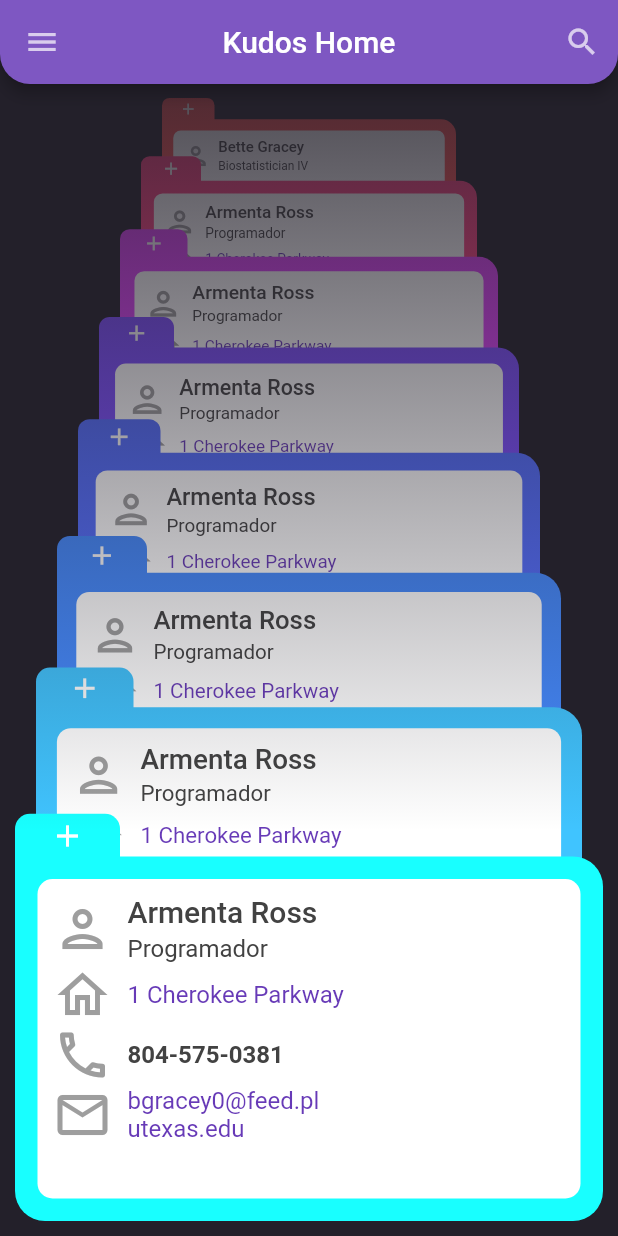
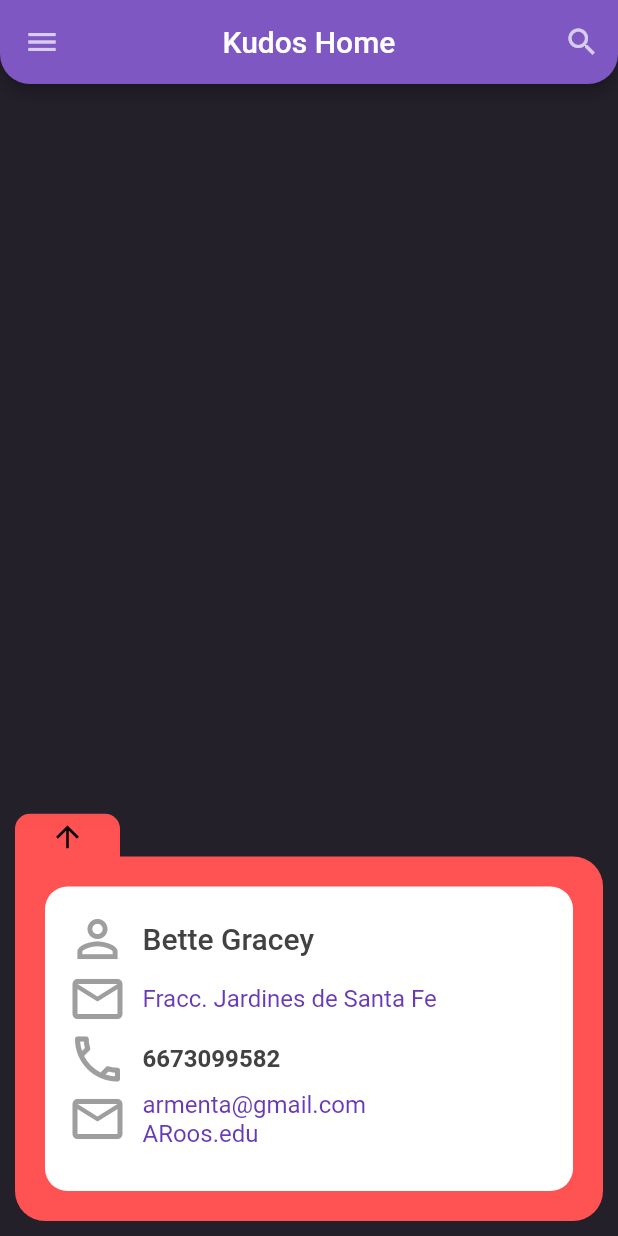
Before and after one commit to EdgarLS7/homeScreen, a Flutter app: the screen it shows after launch, on a phone screen of 412 x 824 dp. Run offline on Flutter 3.47's test engine with Material 2 defaults, Android fonts, the phone set to English and light mode, and no system bars.

Commit message:
Cambios menores

```diff
--- a/lib/models/contact.dart
+++ b/lib/models/contact.dart
@@ -19,262 +19,111 @@ class Contact {
     Contact(
       'Bette Gracey',
       'Biostatistician IV',
-      '1 Cherokee Parkway',
-      '804-575-0381',
-      'bgracey0@feed.pl',
-      'utexas.edu',
+      'Fracc. Jardines de Santa Fe',
+      '6673099582',
+      'armenta@gmail.com',
+      'ARoos.edu',
     ),
 
     Contact(
       'Armenta Ross',
       'Programador',
-      '1 Cherokee Parkway',
-      '804-575-0381',
-      'bgracey0@feed.pl',
-      'utexas.edu',
+      'Fracc. Jardines de Santa Fe',
+      '6673099582',
+      'armenta@gmail.com',
+      'ARoos.edu',
     ),
 
     Contact(
       'Armenta Ross',
       'Programador',
-      '1 Cherokee Parkway',
-      '804-575-0381',
-      'bgracey0@feed.pl',
-      'utexas.edu',
+      'Fracc. Jardines de Santa Fe',
+      '6673099582',
+      'armenta@gmail.com',
+      'ARoos.edu',
     ),
 
     Contact(
       'Armenta Ross',
       'Programador',
-      '1 Cherokee Parkway',
-      '804-575-0381',
-      'bgracey0@feed.pl',
-      'utexas.edu',
+      'Fracc. Jardines de Santa Fe',
+      '6673099582',
+      'armenta@gmail.com',
+      'ARoos.edu',
     ),
 
     Contact(
       'Armenta Ross',
       'Programador',
-      '1 Cherokee Parkway',
-      '804-575-0381',
-      'bgracey0@feed.pl',
-      'utexas.edu',
+      'Fracc. Jardines de Santa Fe',
+      '6673099582',
+      'armenta@gmail.com',
+      'ARoos.edu',
     ),
     Contact(
       'Armenta Ross',
       'Programador',
-      '1 Cherokee Parkway',
-      '804-575-0381',
-      'bgracey0@feed.pl',
-      'utexas.edu',
+      'Fracc. Jardines de Santa Fe',
+      '6673099582',
+      'armenta@gmail.com',
+      'ARoos.edu',
     ),
     Contact(
       'Armenta Ross',
       'Programador',
-      '1 Cherokee Parkway',
-      '804-575-0381',
-      'bgracey0@feed.pl',
-      'utexas.edu',
+      'Fracc. Jardines de Santa Fe',
+      '6673099582',
+      'armenta@gmail.com',
+      'ARoos.edu',
     ),
     Contact(
       'Armenta Ross',
       'Programador',
-      '1 Cherokee Parkway',
-      '804-575-0381',
-      'bgracey0@feed.pl',
-      'utexas.edu',
+      'Fracc. Jardines de Santa Fe',
+      '6673099582',
+      'armenta@gmail.com',
+      'ARoos.edu',
     ),
     Contact(
       'Armenta Ross',
       'Programador',
-      '1 Cherokee Parkway',
-      '804-575-0381',
-      'bgracey0@feed.pl',
-      'utexas.edu',
+      'Fracc. Jardines de Santa Fe',
+      '6673099582',
+      'armenta@gmail.com',
+      'ARoos.edu',
     ),
     Contact(
       'Armenta Ross',
       'Programador',
-      '1 Cherokee Parkway',
-      '804-575-0381',
-      'bgracey0@feed.pl',
-      'utexas.edu',
+      'Fracc. Jardines de Santa Fe',
+      '6673099582',
+      'armenta@gmail.com',
+      'ARoos.edu',
     ),
     Contact(
       'Armenta Ross',
       'Programador',
-      '1 Cherokee Parkway',
-      '804-575-0381',
-      'bgracey0@feed.pl',
-      'utexas.edu',
+      'Fracc. Jardines de Santa Fe',
+      '6673099582',
+      'armenta@gmail.com',
+      'ARoos.edu',
     ),
     Contact(
       'Armenta Ross',
       'Programador',
-      '1 Cherokee Parkway',
-      '804-575-0381',
-      'bgracey0@feed.pl',
-      'utexas.edu',
+      'Fracc. Jardines de Santa Fe',
+      '6673099582',
+      'armenta@gmail.com',
+      'ARoos.edu',
     ),
+
     Contact(
       'Armenta Ross',
       'Programador',
-      '1 Cherokee Parkway',
-      '804-575-0381',
-      'bgracey0@feed.pl',
-      'utexas.edu',
-    ),
-    Contact(
-      'Armenta Ross',
-      'Programador',
-      '1 Cherokee Parkway',
-      '804-575-0381',
-      'bgracey0@feed.pl',
-      'utexas.edu',
-    ),
-    Contact(
-      'Armenta Ross',
-      'Programador',
-      '1 Cherokee Parkway',
-      '804-575-0381',
-      'bgracey0@feed.pl',
-      'utexas.edu',
-    ),
-    Contact(
-      'Armenta Ross',
-      'Programador',
-      '1 Cherokee Parkway',
-      '804-575-0381',
-      'bgracey0@feed.pl',
-      'utexas.edu',
-    ),
-    Contact(
-      'Armenta Ross',
-      'Programador',
-      '1 Cherokee Parkway',
-      '804-575-0381',
-      'bgracey0@feed.pl',
-      'utexas.edu',
-    ),
-    Contact(
-      'Armenta Ross',
-      'Programador',
-      '1 Cherokee Parkway',
-      '804-575-0381',
-      'bgracey0@feed.pl',
-      'utexas.edu',
-    ),
-    Contact(
-      'Armenta Ross',
-      'Programador',
-      '1 Cherokee Parkway',
-      '804-575-0381',
-      'bgracey0@feed.pl',
-      'utexas.edu',
-    ),
-    Contact(
-      'Armenta Ross',
-      'Programador',
-      '1 Cherokee Parkway',
-      '804-575-0381',
-      'bgracey0@feed.pl',
-      'utexas.edu',
-    ),
-    Contact(
-      'Armenta Ross',
-      'Programador',
-      '1 Cherokee Parkway',
-      '804-575-0381',
-      'bgracey0@feed.pl',
-      'utexas.edu',
-    ),
-    Contact(
-      'Armenta Ross',
-      'Programador',
-      '1 Cherokee Parkway',
-      '804-575-0381',
-      'bgracey0@feed.pl',
-      'utexas.edu',
-    ),
-    Contact(
-      'Armenta Ross',
-      'Programador',
-      '1 Cherokee Parkway',
-      '804-575-0381',
-      'bgracey0@feed.pl',
-      'utexas.edu',
-    ),
-    Contact(
-      'Armenta Ross',
-      'Programador',
-      '1 Cherokee Parkway',
-      '804-575-0381',
-      'bgracey0@feed.pl',
-      'utexas.edu',
-    ),
-    Contact(
-      'Armenta Ross',
-      'Programador',
-      '1 Cherokee Parkway',
-      '804-575-0381',
-      'bgracey0@feed.pl',
-      'utexas.edu',
-    ),
-    Contact(
-      'Armenta Ross',
-      'Programador',
-      '1 Cherokee Parkway',
-      '804-575-0381',
-      'bgracey0@feed.pl',
-      'utexas.edu',
-    ),
-    Contact(
-      'Armenta Ross',
-      'Programador',
-      '1 Cherokee Parkway',
-      '804-575-0381',
-      'bgracey0@feed.pl',
-      'utexas.edu',
-    ),
-    Contact(
-      'Armenta Ross',
-      'Programador',
-      '1 Cherokee Parkway',
-      '804-575-0381',
-      'bgracey0@feed.pl',
-      'utexas.edu',
-    ),
-    Contact(
-      'Armenta Ross',
-      'Programador',
-      '1 Cherokee Parkway',
-      '804-575-0381',
-      'bgracey0@feed.pl',
-      'utexas.edu',
-    ),
-    Contact(
-      'Armenta Ross',
-      'Programador',
-      '1 Cherokee Parkway',
-      '804-575-0381',
-      'bgracey0@feed.pl',
-      'utexas.edu',
-    ),
-    Contact(
-      'Armenta Ross',
-      'Programador',
-      '1 Cherokee Parkway',
-      '804-575-0381',
-      'bgracey0@feed.pl',
-      'utexas.edu',
-    ),
-    Contact(
-      'Armenta Ross',
-      'Programador',
-      '1 Cherokee Parkway',
-      '804-575-0381',
-      'bgracey0@feed.pl',
-      'utexas.edu',
+      'Fracc. Jardines de Santa Fe',
+      '6673099582',
+      'armenta@gmail.com',
+      'ARoos.edu',
     ),
 
   ];
--- a/lib/ui/contact_list_page.dart
+++ b/lib/ui/contact_list_page.dart
@@ -43,7 +43,6 @@ class _ContactListPageState extends State<ContactListPage> {
       body: PerspectiveListView(
         visualizedItems: _visibleItems,
         itemExtent: _itemExtent,
-        initialIndex: 7,
         enableBackItemsShadow: true,
         backItemsShadowColor: Theme.of(context).scaffoldBackgroundColor,
         padding: const EdgeInsets.all(10),
@@ -136,7 +135,8 @@ class _ContactListPageState extends State<ContactListPage> {
                         ' Item Extent',
                         style: TextStyle(),
                       ),
-                      Slider(
+                      Expanded(
+                        child: Slider(
                           value: _itemExtent!,
                           min: 270,
                           max: MediaQuery.of(context).size.height * .8,
@@ -148,6 +148,7 @@ class _ContactListPageState extends State<ContactListPage> {
                               _itemExtent = value;
                             });
                           },
+                        ),
                       )
                     ],
                   ),
--- a/lib/widgets/cards.dart
+++ b/lib/widgets/cards.dart
@@ -16,11 +16,12 @@ class ContactCard extends StatelessWidget {
     return Column(
       crossAxisAlignment: CrossAxisAlignment.start,
       children: [
+
         //-----------------------------
-        // Card Tab
+        // Card Tab flecha de la tarjeta
         //-----------------------------
         Align(
-          heightFactor: .9,
+          heightFactor: 0.9,
           alignment: Alignment.centerLeft,
           child: Container(
             height: 30,
@@ -31,19 +32,24 @@ class ContactCard extends StatelessWidget {
                 top: Radius.circular(10),
               ),
             ),
-            child: const Icon(
-              Icons.add,
-              color: Colors.white,
+            child: const Padding(
+              padding: EdgeInsets.only(top: 0.1),
+              child: Icon(
+                Icons.arrow_upward_outlined,
+                color: Colors.black,
+                size: 23,
+              ),
             ),
           ),
         ),
+
         //-----------------------------
         // Card Body
         //-----------------------------
         Expanded(
           child: Container(
             width: double.infinity,
-            padding: const EdgeInsets.all(15),
+            padding: const EdgeInsets.all(20),
             decoration: BoxDecoration(
               color: borderColor,
               borderRadius: const BorderRadius.only(
@@ -51,55 +57,46 @@ class ContactCard extends StatelessWidget {
                   bottomRight: Radius.circular(20),
                   topRight: Radius.circular(20),),
             ),
+
             //-----------------------------
-            // Card Body
+            // Card Body (Datos)
             //-----------------------------
             child: Container(
               decoration: BoxDecoration(
                 color: Colors.white,
-                borderRadius: BorderRadius.circular(10),
+                borderRadius: BorderRadius.circular(15),
               ),
-              padding: const EdgeInsets.all(10),
+              padding: const EdgeInsets.all(15),
               child: Column(
                 crossAxisAlignment: CrossAxisAlignment.start,
                 children: [
+
                   //---------------------------
-                  // Name and Role
+                  // Nombre
                   //---------------------------
                   Row(
                     children: [
                       const  Icon(
-                        Icons.person_outlined,
+                        Icons.person_outline_sharp,
                         size: 40,
                       ),
                       const SizedBox(width: 10),
-                      Flexible(
-                        child: Text.rich(
-                          TextSpan(
-                            text: contact.name,
-                            children: [
-                              TextSpan(
-                                text: '\n${contact.role}',
-                                style: const TextStyle(
-                                    fontSize: 16,
-                                    fontWeight: FontWeight.normal,
-                                    height: 1.5,),
-                              )
-                            ],
-                          ),
-                          style: const TextStyle(
-                              fontSize: 20, fontWeight: FontWeight.w500,),
+                      Text(contact.name,
+                        style: const TextStyle(
+                          fontSize: 20,
+                          fontWeight: FontWeight.w500
                         ),
-                      ),
+                      )
                     ],
                   ),
+
                   //---------------------------
-                  // Address
+                  // TEXTO KUDO
                   //---------------------------
                   Row(
                     children: [
                       const Icon(
-                        Icons.home_outlined,
+                        Icons.mail_outline_outlined,
                         size: 40,
                       ),
                       const SizedBox(width: 10),
@@ -169,12 +166,3 @@ class ContactCard extends StatelessWidget {
     );
   }
 }
-
-class SuperHeroCard extends StatelessWidget {
-  const SuperHeroCard({Key?  key}) : super(key: key);
-
-  @override
-  Widget build(BuildContext context) {
-    return Container();
-  }
-}
```
Lines whose indentation alone changed are shown as unchanged.
